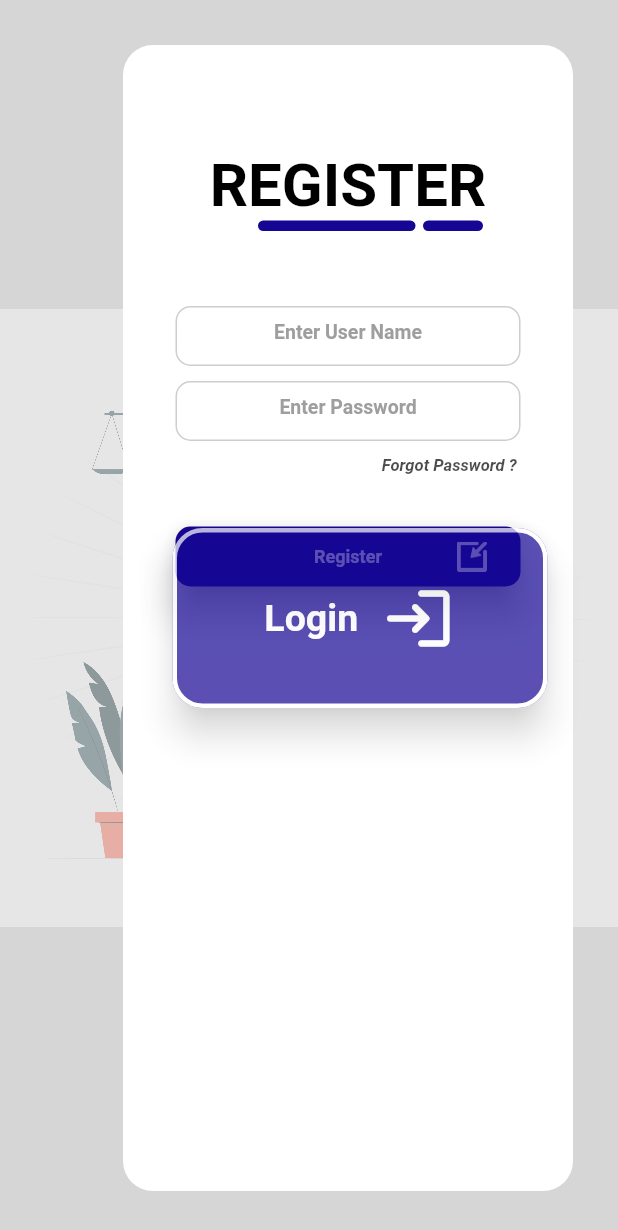
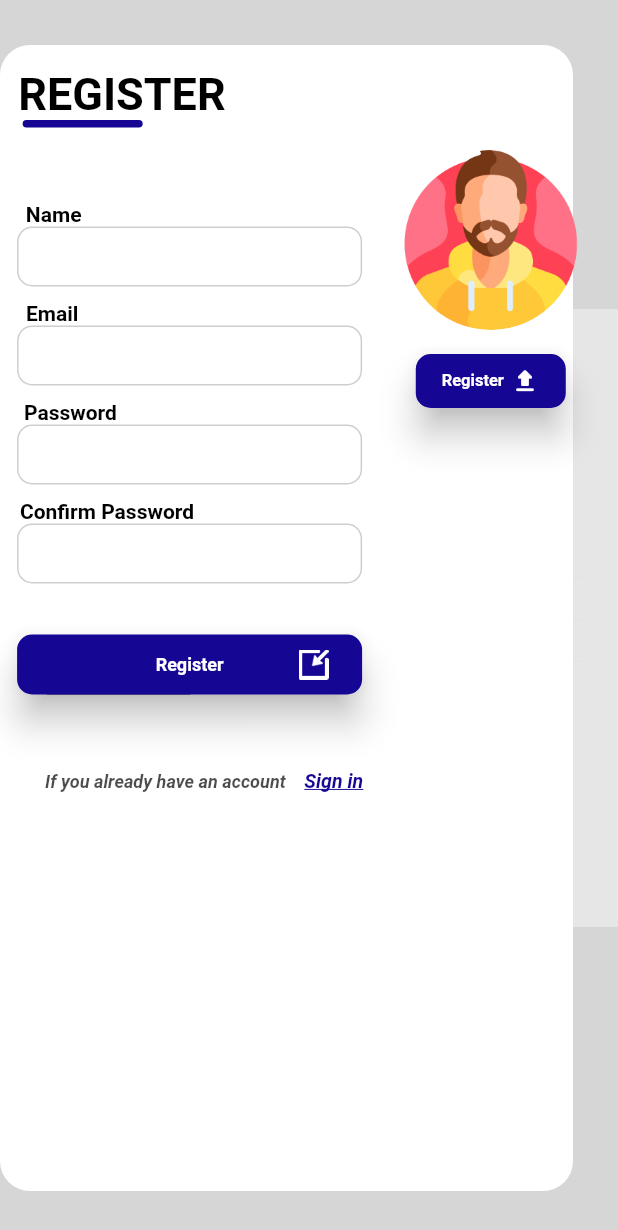
Before and after one commit to Kawishva/law_management_system, a Flutter app: the RegisterScreen screen opened directly, on a phone screen of 412 x 824 dp. Shown: the top 1230 px of the screen. Run offline on Flutter 3.47's test engine with Material 2 defaults, Android fonts, the phone set to English and light mode, and no system bars; missing offline and left inert: page_animation_transition, window_manager; Roboto replaces fonts that are missing (Aoboshi One).

Commit message:
09/09/2023

```diff
--- a/lib/components/user_email_paswd_component.dart
+++ b/lib/components/text_input_component.dart
@@ -1,18 +1,17 @@
 import 'package:flutter/material.dart';
 
 //making email & password input field holder that can implement on other .dart files
-class EmailPasswordField extends StatelessWidget {
+class TextInputComponent extends StatelessWidget {
   // ignore: prefer_typing_uninitialized_variables
   final controller;
-  final String hintText, prefixText;
+  final String hintText;
   final bool obscureText;
   final TextInputType textInputType;
 
-  const EmailPasswordField({
+  const TextInputComponent({
     super.key,
     required this.controller,
     required this.hintText,
-    required this.prefixText,
     required this.obscureText,
     required this.textInputType,
   });
--- a/lib/screens/login_screen.dart
+++ b/lib/screens/login_screen.dart
@@ -1,5 +1,5 @@
 import 'package:flutter/material.dart';
-import 'package:law_management_system/components/user_email_paswd_component.dart';
+import 'package:law_management_system/components/text_input_component.dart';
 import 'package:page_animation_transition/animations/right_to_left_faded_transition.dart';
 import 'package:page_animation_transition/page_animation_transition.dart';
 import 'package:window_manager/window_manager.dart';
@@ -17,8 +17,7 @@ class _LoginScreenState extends State<LoginScreen> {
   final userPassword = TextEditingController();
 
   WindowOptions windowOptions = const WindowOptions(
-      size: Size(800, 600),
-      // maximumSize: Size(800, 600),
+      size: Size(960, 640),
       minimumSize: Size(800, 600),
       center: true,
       title: 'LMS');
@@ -26,7 +25,6 @@ class _LoginScreenState extends State<LoginScreen> {
   @override
   void initState() {
     super.initState();
-
     windowManager.ensureInitialized();
 
     windowManager.waitUntilReadyToShow(windowOptions, () async {
@@ -51,7 +49,7 @@ class _LoginScreenState extends State<LoginScreen> {
             child: Stack(
           children: [
             Align(
-                alignment: const AlignmentDirectional(1.5, 0),
+                alignment: const AlignmentDirectional(1, 0),
                 child: Opacity(
                   opacity: 0.4,
                   child: Image.asset(
@@ -61,45 +59,24 @@ class _LoginScreenState extends State<LoginScreen> {
                     isAntiAlias: true,
                   ),
                 )),
-            /* Center(
-              child: Padding(
-                padding: const EdgeInsets.all(15),
-                child: Expanded(
-                  child: Opacity(
-                    opacity: 0.5,
-                    child: Container(
-                      decoration: BoxDecoration(
-                          color: Colors.white,
-                          borderRadius: BorderRadius.circular(20),
-                          boxShadow: [
-                            BoxShadow(
-                              color: Colors.black.withOpacity(0.7),
-                              spreadRadius: 1,
-                              blurRadius: 1,
-                              offset: const Offset(5, 3),
-                            )
-                          ]),
-                    ),
-                  ),
-                ),
-              ),
-            ),*/
             Align(
               alignment: Alignment.centerLeft,
               child: Padding(
                 padding: const EdgeInsets.only(top: 30, bottom: 30),
                 child: Expanded(
                   child: Container(
-                    margin: const EdgeInsets.only(left: 30),
-                    width: 300,
+                    margin: const EdgeInsets.only(left: 40),
+                    width: 340,
                     decoration: BoxDecoration(
                         color: Colors.white,
                         borderRadius: BorderRadius.circular(20)),
                     child: Column(
+                      crossAxisAlignment: CrossAxisAlignment.center,
+                      mainAxisAlignment: MainAxisAlignment.center,
                       children: [
-                        const SizedBox(
-                          height: 70,
-                        ),
+                        /* const SizedBox(
+                          height: 100,
+                        ),*/
                         const Text(
                           'LOGIN',
                           style: TextStyle(
@@ -110,10 +87,9 @@ class _LoginScreenState extends State<LoginScreen> {
                           ),
                         ),
                         Row(
-                          mainAxisAlignment: MainAxisAlignment.start,
+                          mainAxisAlignment: MainAxisAlignment.center,
                           children: [
                             Container(
-                              margin: const EdgeInsets.only(left: 90),
                               width: 25,
                               height: 7,
                               decoration: BoxDecoration(
@@ -121,9 +97,10 @@ class _LoginScreenState extends State<LoginScreen> {
                                   color: const Color(0xFFBC1307)),
                             ),
                             const SizedBox(
-                              width: 5,
+                              width: 10,
                             ),
                             Container(
+                              margin: EdgeInsets.only(right: 15),
                               width: 70,
                               height: 7,
                               decoration: BoxDecoration(
@@ -135,18 +112,16 @@ class _LoginScreenState extends State<LoginScreen> {
                         const SizedBox(
                           height: 50,
                         ),
-                        EmailPasswordField(
+                        TextInputComponent(
                             controller: userName,
-                            prefixText: 'Name',
                             hintText: 'Enter User Name',
                             obscureText: false,
                             textInputType: TextInputType.text),
                         const SizedBox(
                           height: 10,
                         ),
-                        EmailPasswordField(
+                        TextInputComponent(
                             controller: userPassword,
-                            prefixText: 'Password',
                             hintText: 'Enter Password',
                             obscureText: true,
                             textInputType: TextInputType.text),
--- a/lib/screens/register_screen.dart
+++ b/lib/screens/register_screen.dart
@@ -4,7 +4,7 @@ import 'package:page_animation_transition/animations/left_to_right_faded_transit
 import 'package:page_animation_transition/page_animation_transition.dart';
 import 'package:window_manager/window_manager.dart';
 
-import '../components/user_email_paswd_component.dart';
+import '../components/text_input_component.dart';
 
 class RegisterScreen extends StatefulWidget {
   const RegisterScreen({super.key});
@@ -18,18 +18,12 @@ class _RegisterScreenState extends State<RegisterScreen> {
   final userPassword = TextEditingController();
 
   WindowOptions windowOptions = const WindowOptions(
-      size: Size(800, 600),
-      // maximumSize: Size(800, 600),
-      minimumSize: Size(800, 600),
-      center: true,
-      title: 'LMS');
+      size: Size(960, 640), minimumSize: Size(800, 600), title: 'LMS');
 
   @override
   void initState() {
     super.initState();
-
     windowManager.ensureInitialized();
-
     windowManager.waitUntilReadyToShow(windowOptions, () async {
       await windowManager.show();
       await windowManager.focus();
@@ -52,7 +46,7 @@ class _RegisterScreenState extends State<RegisterScreen> {
             child: Stack(
           children: [
             Align(
-                alignment: const AlignmentDirectional(-1.5, 0),
+                alignment: const AlignmentDirectional(-1, 0),
                 child: Opacity(
                   opacity: 0.4,
                   child: Image.asset(
@@ -62,29 +56,6 @@ class _RegisterScreenState extends State<RegisterScreen> {
                     alignment: Alignment.centerRight,
                   ),
                 )),
-            /* Center(
-              child: Padding(
-                padding: const EdgeInsets.all(15),
-                child: Expanded(
-                  child: Opacity(
-                    opacity: 0.5,
-                    child: Container(
-                      decoration: BoxDecoration(
-                          color: Colors.white,
-                          borderRadius: BorderRadius.circular(20),
-                          boxShadow: [
-                            BoxShadow(
-                              color: Colors.black.withOpacity(0.7),
-                              spreadRadius: 1,
-                              blurRadius: 1,
-                              offset: const Offset(5, 3),
-                            )
-                          ]),
-                    ),
-                  ),
-                ),
-              ),
-            ),*/
             Align(
               alignment: Alignment.centerRight,
               child: Padding(
@@ -92,89 +63,135 @@ class _RegisterScreenState extends State<RegisterScreen> {
                 child: Expanded(
                   child: Container(
                     margin: const EdgeInsets.only(right: 30),
-                    width: 300,
+                    width: 500,
                     decoration: BoxDecoration(
                         color: Colors.white,
                         borderRadius: BorderRadius.circular(20)),
                     child: Column(
                       children: [
                         const SizedBox(
-                          height: 70,
+                          height: 15,
                         ),
-                        const Text(
+                        const Align(
+                          alignment: AlignmentDirectional(-0.9, 0),
+                          child: Text(
                             'REGISTER',
                             style: TextStyle(
                               color: Colors.black,
-                            fontSize: 40,
+                              fontSize: 30,
                               fontFamily: 'Aoboshi One',
                               fontWeight: FontWeight.bold,
                             ),
                           ),
-                        Row(
-                          mainAxisAlignment: MainAxisAlignment.start,
-                          children: [
-                            Container(
-                              margin: const EdgeInsets.only(left: 90),
-                              width: 105,
-                              height: 7,
+                        ),
+                        Align(
+                          alignment: const AlignmentDirectional(-0.9, 0),
+                          child: Container(
+                            width: 80,
+                            height: 5,
                             decoration: BoxDecoration(
                                 borderRadius: BorderRadius.circular(20),
                                 color: const Color(0xFF160694)),
                           ),
-                            const SizedBox(
-                              width: 5,
-                            ),
-                            Container(
-                              width: 40,
-                              height: 7,
-                              decoration: BoxDecoration(
-                                  borderRadius: BorderRadius.circular(20),
-                                  color: const Color(0xFF160694)),
-                            ),
-                          ],
                         ),
                         const SizedBox(
                           height: 50,
                         ),
-                        EmailPasswordField(
+                        const Align(
+                          alignment: AlignmentDirectional(-0.9, 0),
+                          child: Text(
+                            'Name',
+                            style: TextStyle(
+                              color: Colors.black,
+                              fontSize: 14,
+                              fontFamily: 'Aoboshi One',
+                              fontWeight: FontWeight.w600,
+                            ),
+                          ),
+                        ),
+                        Align(
+                          alignment: const AlignmentDirectional(-0.85, 0),
+                          child: TextInputComponent(
                               controller: userName,
-                            prefixText: 'Name',
-                            hintText: 'Enter User Name',
+                              hintText: '',
                               obscureText: false,
                               textInputType: TextInputType.text),
+                        ),
                         const SizedBox(
                           height: 10,
                         ),
-                        EmailPasswordField(
+                        const Align(
+                          alignment: AlignmentDirectional(-0.9, 0),
+                          child: Text(
+                            'Email',
+                            style: TextStyle(
+                              color: Colors.black,
+                              fontSize: 14,
+                              fontFamily: 'Aoboshi One',
+                              fontWeight: FontWeight.w600,
+                            ),
+                          ),
+                        ),
+                        Align(
+                          alignment: const AlignmentDirectional(-0.85, 0),
+                          child: TextInputComponent(
                               controller: userPassword,
-                            prefixText: 'Password',
-                            hintText: 'Enter Password',
+                              hintText: '',
                               obscureText: true,
                               textInputType: TextInputType.text),
+                        ),
                         const SizedBox(
                           height: 10,
                         ),
-                        GestureDetector(
-                          onTap: () {
-                            print('Forgot Password');
-                          },
-                          child: Padding(
-                            padding: const EdgeInsets.only(left: 135),
+                        const Align(
+                          alignment: AlignmentDirectional(-0.9, 0),
                           child: Text(
-                              'Forgot Password ?',
-                              textAlign: TextAlign.center,
+                            'Password',
                             style: TextStyle(
-                                  fontSize: 11,
-                                  fontWeight: FontWeight.bold,
-                                  fontStyle: FontStyle.italic,
-                                  color: Colors.black.withOpacity(0.7)),
+                              color: Colors.black,
+                              fontSize: 14,
+                              fontFamily: 'Aoboshi One',
+                              fontWeight: FontWeight.w600,
                             ),
                           ),
+                        ),
+                        Align(
+                          alignment: const AlignmentDirectional(-0.85, 0),
+                          child: TextInputComponent(
+                              controller: userPassword,
+                              hintText: '',
+                              obscureText: true,
+                              textInputType: TextInputType.text),
+                        ),
+                        const SizedBox(
+                          height: 10,
+                        ),
+                        const Align(
+                          alignment: AlignmentDirectional(-0.9, 0),
+                          child: Text(
+                            'Confirm Password',
+                            style: TextStyle(
+                              color: Colors.black,
+                              fontSize: 14,
+                              fontFamily: 'Aoboshi One',
+                              fontWeight: FontWeight.w600,
+                            ),
+                          ),
+                        ),
+                        Align(
+                          alignment: const AlignmentDirectional(-0.85, 0),
+                          child: TextInputComponent(
+                              controller: userPassword,
+                              hintText: '',
+                              obscureText: true,
+                              textInputType: TextInputType.text),
                         ),
                         const SizedBox(
                           height: 30,
                         ),
-                        ElevatedButton(
+                        Align(
+                          alignment: const AlignmentDirectional(-0.85, 0),
+                          child: ElevatedButton(
                             onPressed: () {
                               print('Name : ' +
                                   userName.text +
@@ -200,9 +217,50 @@ class _RegisterScreenState extends State<RegisterScreen> {
                                   width: 50,
                                 ),
                                 ImageIcon(
-                                AssetImage('lib/image_assets/register_png.png'),
+                                  AssetImage(
+                                      'lib/image_assets/register_png.png'),
                                   size: 20,
                                 )
+                              ],
+                            ),
+                          ),
+                        ),
+                        const SizedBox(
+                          height: 30,
+                        ),
+                        Padding(
+                          padding: const EdgeInsets.only(left: 30),
+                          child: Row(
+                            mainAxisAlignment: MainAxisAlignment.start,
+                            children: [
+                              Text(
+                                'If you already have an account',
+                                textAlign: TextAlign.center,
+                                style: TextStyle(
+                                    fontSize: 12,
+                                    fontWeight: FontWeight.bold,
+                                    fontStyle: FontStyle.italic,
+                                    color: Colors.black.withOpacity(0.7)),
+                              ),
+                              TextButton(
+                                onPressed: () {
+                                  Navigator.of(context).push(
+                                      PageAnimationTransition(
+                                          page: const LoginScreen(),
+                                          pageAnimationType:
+                                              LeftToRightFadedTransition()));
+                                },
+                                child: const Text(
+                                  'Sign in',
+                                  textAlign: TextAlign.center,
+                                  style: TextStyle(
+                                      fontSize: 13,
+                                      decoration: TextDecoration.underline,
+                                      fontWeight: FontWeight.bold,
+                                      fontStyle: FontStyle.italic,
+                                      color: Color(0xFF160694)),
+                                ),
+                              ),
                             ],
                           ),
                         ),
@@ -213,42 +271,51 @@ class _RegisterScreenState extends State<RegisterScreen> {
               ),
             ),
             Align(
-              alignment: Alignment.centerLeft,
+              alignment: const AlignmentDirectional(0.83, 0),
               child: Padding(
-                padding: const EdgeInsets.only(left: 115),
-                child: Opacity(
-                  opacity: 0.7,
-                  child: ElevatedButton(
+                padding: const EdgeInsets.only(top: 100),
+                child: Column(
+                  children: [
+                    const CircleAvatar(
+                      backgroundColor: Colors.transparent,
+                      radius: 60,
+                      backgroundImage:
+                          AssetImage('lib/image_assets/userDp.png'),
+                    ),
+                    const SizedBox(
+                      height: 10,
+                    ),
+                    ElevatedButton(
                       onPressed: () {
-                      Navigator.of(context).push(PageAnimationTransition(
-                          page: const LoginScreen(),
-                          pageAnimationType: LeftToRightFadedTransition()));
+                        print('Name : ' +
+                            userName.text +
+                            ' \n Password :' +
+                            userPassword.text);
                       },
                       style: ElevatedButton.styleFrom(
-                        fixedSize: const Size(250, 120),
+                          fixedSize: const Size(100, 30),
                           elevation: 10,
-                        shadowColor: Colors.black,
                           shape: RoundedRectangleBorder(
-                            borderRadius: BorderRadius.circular(20),
-                            side: const BorderSide(
-                                width: 3, color: Colors.white)),
+                            borderRadius: BorderRadius.circular(10),
+                          ),
                           backgroundColor: const Color(0xFF160694),
                           textStyle: const TextStyle(
-                            fontSize: 25, fontWeight: FontWeight.bold)),
+                              fontSize: 11, fontWeight: FontWeight.bold)),
                       child: const Row(
                         mainAxisAlignment: MainAxisAlignment.center,
                         children: [
-                        Text('Login'),
+                          Text('Register'),
                           SizedBox(
-                          width: 15,
+                            width: 4,
                           ),
                           Icon(
-                          Icons.login_rounded,
-                          size: 50,
+                            Icons.upload_rounded,
+                            size: 20,
                           )
                         ],
                       ),
                     ),
+                  ],
                 ),
               ),
             ),
```
Also changed, not shown: pubspec.yaml (+12 -0 lines), lib/image_assets/applogo.png (added), lib/image_assets/userDp.png (added), pubspec.lock, 23 other files. Lines whose indentation alone changed are shown as unchanged.
